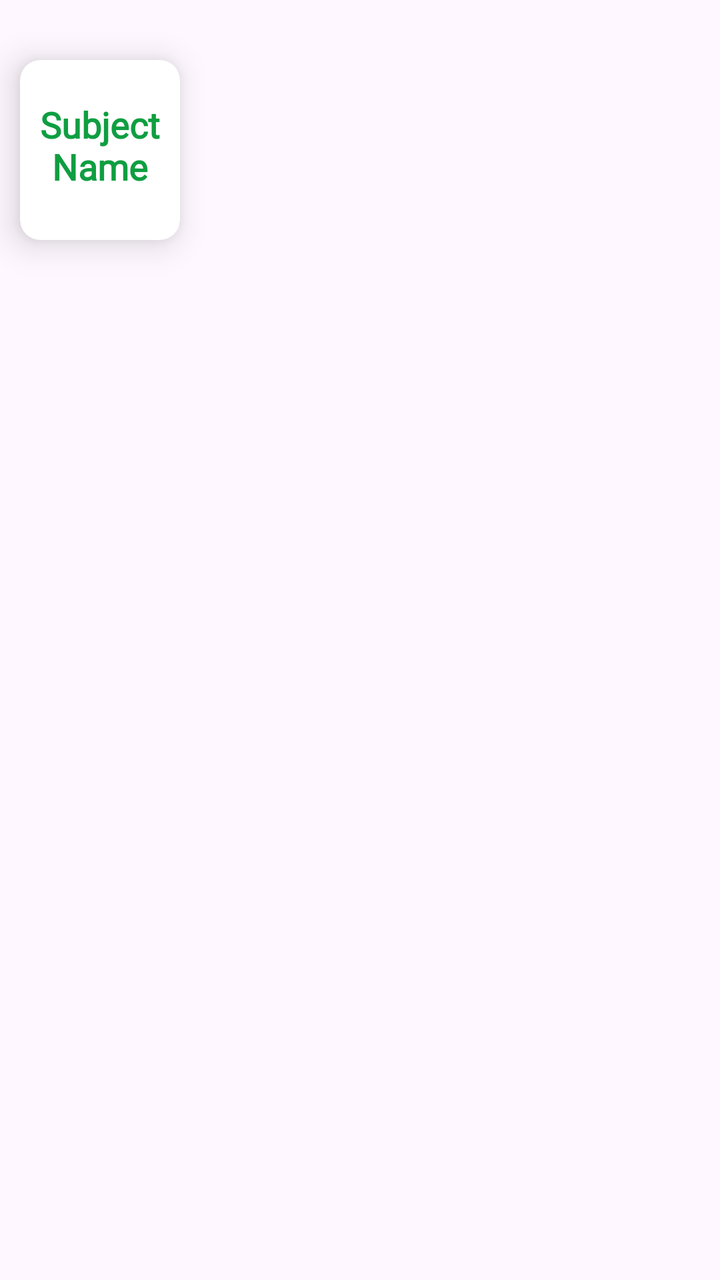
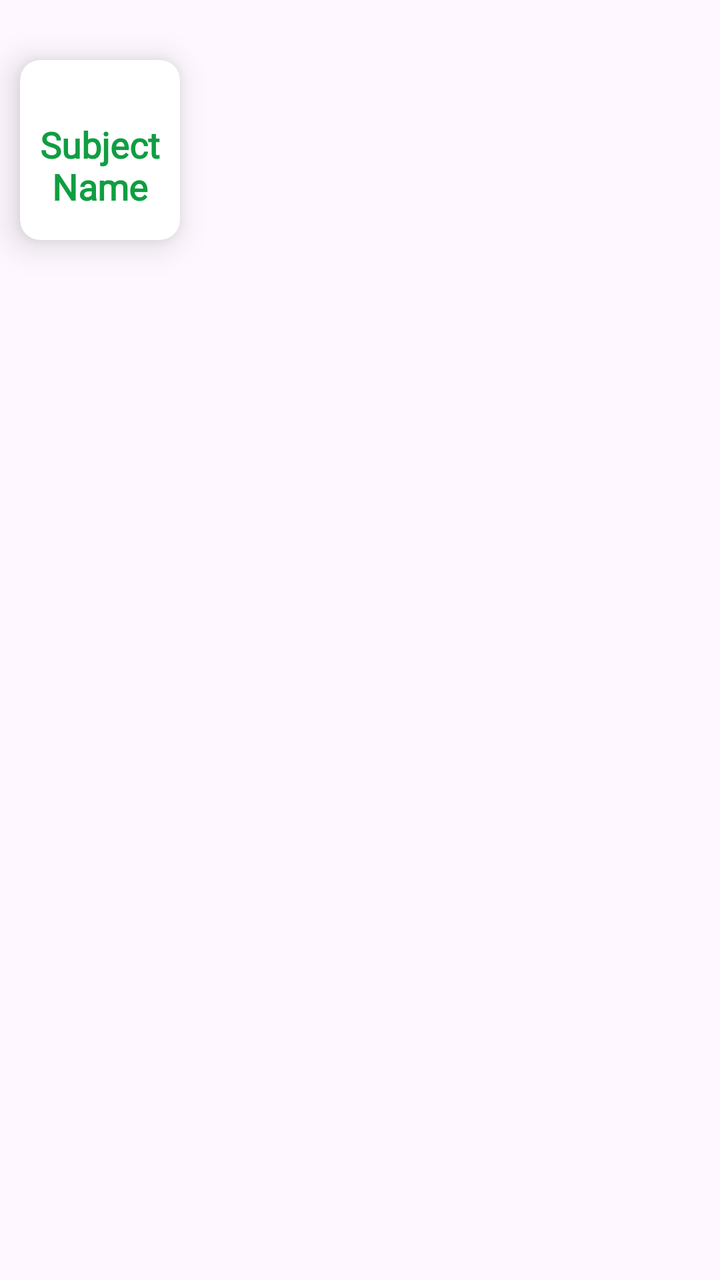

Screens rendered from an Android XML layout before and after an edit, with the pre-edit source and the edit as a unified diff.
<!-- AndroidManifest.xml: application theme Theme.LessonMaker -->
<!-- res/layout/teacher_dashboard_components.xml -->
<?xml version="1.0" encoding="utf-8"?>
<LinearLayout xmlns:android="http://schemas.android.com/apk/res/android"
    xmlns:tools="http://schemas.android.com/tools"
    android:layout_width="match_parent"
    android:layout_height="wrap_content"
    xmlns:app="http://schemas.android.com/apk/res-auto"
    android:orientation="horizontal"
    android:scrollbars="horizontal"
    android:fadeScrollbars="true">


        <androidx.cardview.widget.CardView
            android:layout_width="80dp"
            app:layout_constraintLeft_toLeftOf="parent"
            app:layout_constraintTop_toTopOf="parent"
            app:layout_constraintRight_toRightOf="parent"
            android:layout_height="90dp"
            android:layout_marginStart="10dp"
            android:layout_marginTop="30dp"
            app:cardCornerRadius="10dp"
            app:cardElevation="10dp">
         <androidx.constraintlayout.widget.ConstraintLayout
             android:layout_width="match_parent"
             android:layout_height="match_parent">
             <TextView
                 android:id="@+id/textViewSubjects"
                 app:layout_constraintLeft_toLeftOf="parent"
                 app:layout_constraintRight_toRightOf="parent"
                 app:layout_constraintTop_toTopOf="parent"
                 android:layout_width="wrap_content"
                 android:layout_height="wrap_content"
                 android:text="@string/subject_name"
                 android:textStyle="bold"
                 android:textSize="18sp"
                 android:layout_marginTop="20dp"
                 android:textAlignment="center"
                 android:fontFamily="@font/jost_extra_bold"
                 android:textColor="@color/biitGreen"/>

         </androidx.constraintlayout.widget.ConstraintLayout>
        </androidx.cardview.widget.CardView>

</LinearLayout>
<!-- resources referenced by this layout -->
<resources>
  <color name="biitGreen">#0F9E41</color>
  <string name="subject_name">Subject Name</string>
  <style name="Theme.LessonMaker" parent="Base.Theme.LessonMaker" />
  <style name="Base.Theme.LessonMaker" parent="Theme.Material3.DayNight.NoActionBar">
          
          
      </style>
</resources>

<!-- the commit's change to res/layout/teacher_dashboard_components.xml (unified diff, before → after) -->
@@ -1,7 +1,7 @@
 <?xml version="1.0" encoding="utf-8"?>
 <LinearLayout xmlns:android="http://schemas.android.com/apk/res/android"
     xmlns:tools="http://schemas.android.com/tools"
-    android:layout_width="match_parent"
+    android:layout_width="wrap_content"
     android:layout_height="wrap_content"
     xmlns:app="http://schemas.android.com/apk/res-auto"
     android:orientation="horizontal"
@@ -32,7 +32,7 @@
                  android:text="@string/subject_name"
                  android:textStyle="bold"
                  android:textSize="18sp"
-                 android:layout_marginTop="20dp"
+                 android:layout_marginTop="30dp"
                  android:textAlignment="center"
                  android:fontFamily="@font/jost_extra_bold"
                  android:textColor="@color/biitGreen"/>
